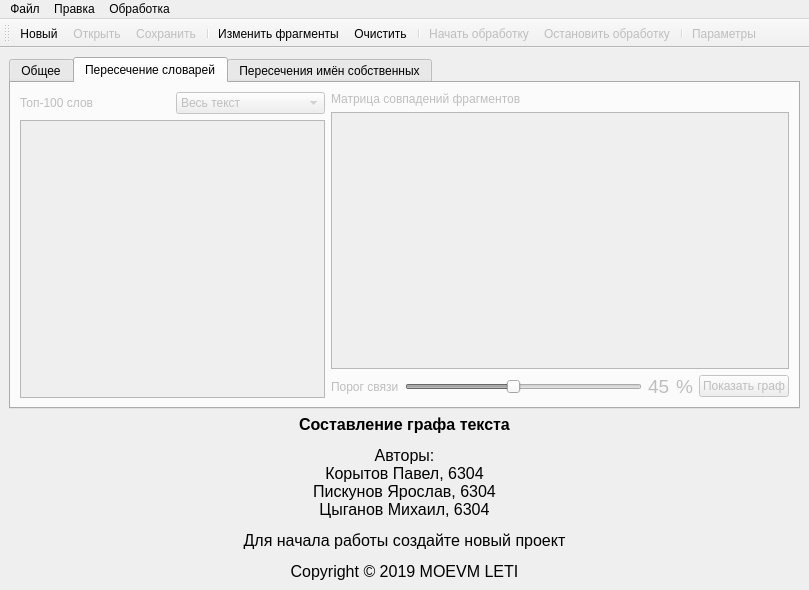
moevm/nosql1h19-text-graph, file ui/mainwindow.ui: the form before one commit.
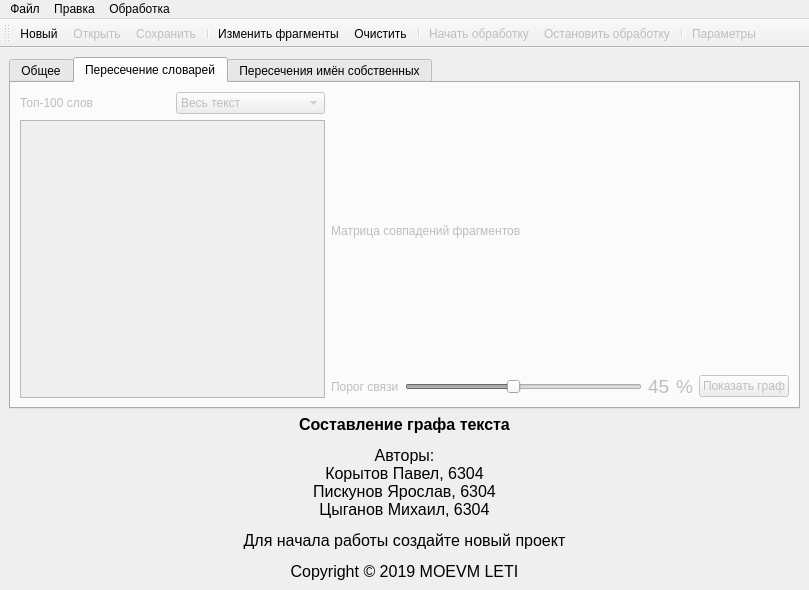
The form after the commit. The open tabs and pages were chosen to show the change. Icons and pictures are not drawn.

What changed in the file:
```diff
--- a/ui/mainwindow.ui
+++ b/ui/mainwindow.ui
@@ -309,29 +309,7 @@
            </widget>
           </item>
           <item>
-           <widget class="QTableWidget" name="tableWidget">
-            <property name="enabled">
-             <bool>false</bool>
-            </property>
-            <property name="editTriggers">
-             <set>QAbstractItemView::NoEditTriggers</set>
-            </property>
-            <attribute name="horizontalHeaderCascadingSectionResizes">
-             <bool>false</bool>
-            </attribute>
-            <attribute name="horizontalHeaderDefaultSectionSize">
-             <number>57</number>
-            </attribute>
-            <attribute name="verticalHeaderDefaultSectionSize">
-             <number>50</number>
-            </attribute>
-            <attribute name="verticalHeaderHighlightSections">
-             <bool>true</bool>
-            </attribute>
-            <attribute name="verticalHeaderMinimumSectionSize">
-             <number>21</number>
-            </attribute>
-           </widget>
+           <layout class="QHBoxLayout" name="dictIntersectMatrixLayout"/>
           </item>
           <item>
            <layout class="QHBoxLayout" name="horizontalLayout_10">
```
Left out of the diff: 44 changed lines with no effect on the pictures.
